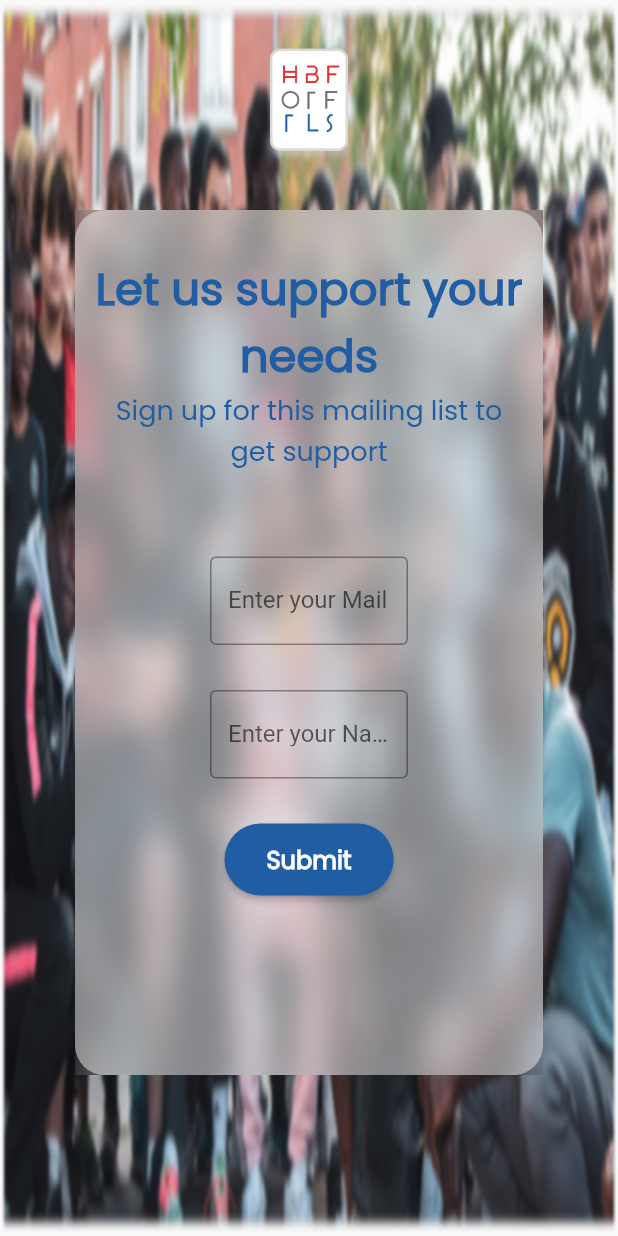
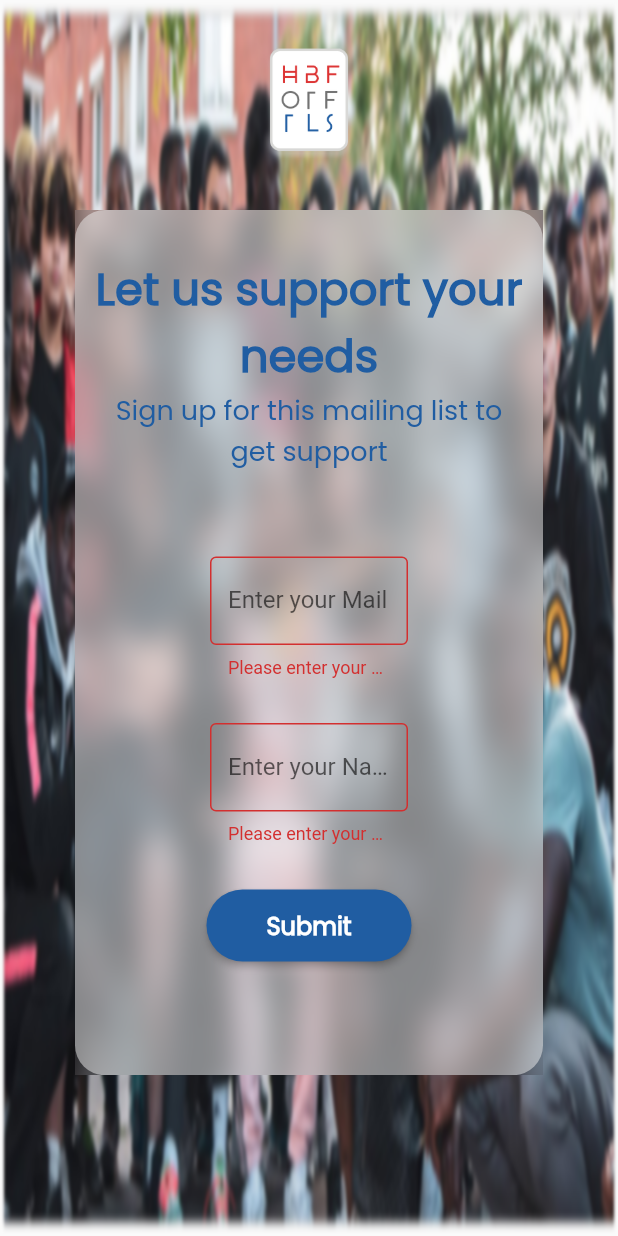
Before and after one commit to ClementPeter/hbf_support_mailing_List, a Flutter app: the SupportPage screen opened directly, after a tap on "Submit", on a phone screen of 412 x 824 dp. Run offline on Flutter 3.47's test engine with Material 2 defaults, Android fonts, the light colour scheme and no system bars; our stand-ins replace form_field_validator.

Commit message:
Refactoring main.dart

```diff
--- a/lib/main.dart
+++ b/lib/main.dart
@@ -8,7 +8,6 @@ void main() {
 
 class MyApp extends StatelessWidget {
   const MyApp({Key? key}) : super(key: key);
-
   // This widget is the root of your application.
   @override
   Widget build(BuildContext context) {
@@ -17,7 +16,6 @@ class MyApp extends StatelessWidget {
       theme: ThemeData(
         primarySwatch: Colors.blue,
       ),
-      //home: const MyHomePage(title: 'Flutter Demo Home Page'),
       home: const MyHomePage(),
     );
   }
--- a/lib/support_page.dart
+++ b/lib/support_page.dart
@@ -150,7 +150,7 @@ class _SupportPageState extends State<SupportPage> {
                                           [
                                             RequiredValidator(
                                               errorText:
-                                                  "Please enter yout mail",
+                                                  "Please enter your mail",
                                             ),
                                             EmailValidator(
                                               errorText:
@@ -202,95 +202,59 @@ class _SupportPageState extends State<SupportPage> {
                                       ),
                                     ),
                                     const SizedBox(height: 30.0),
-                                    // //Register Button
-                                    // GestureDetector(
-                                    // onTap: () {
-                                    //   //emailController.
-                                    //   //print('add email to emails list');
-                                    //   //email = emailController.text;
-                                    //   emails!.add(email!);
-                                    //   names!.add(name!);
-                                    //   print(emails);
-                                    //   print(names);
-                                    // },
-                                    // onTap: () {
-                                    //   emails!.add(emailController.text);
-                                    //   print(emails);
-                                    //   emailController.clear();
-                                    //   print('emails list after clearing');
-                                    //   print(emails);
-                                    //   //if(){},
-                                    // ScaffoldMessenger.of(context).showSnackBar(
-                                    //   const SnackBar(
-                                    //     content: Text("Form Filled"),
-                                    //     duration: Duration(milliseconds: 2000),
-                                    //   ),
-                                    // );
-                                    // },
-                                    //   onTap: submit(),
-                                    //   child: Container(
-                                    //     width: 140.0,
-                                    //     height: 40.0,
-                                    //     decoration: BoxDecoration(
-                                    //       color: const Color(0XFF205DA2),
-                                    //       borderRadius: BorderRadius.circular(30.0),
-                                    //       // color: Colors.grey.shade200.withOpacity(0.5),
-                                    //     ),
-                                    //     child: const Center(
-                                    //       child: Text(
-                                    //         "Submit",
-                                    //         textAlign: TextAlign.center,
-                                    //         style: TextStyle(
-                                    //           fontFamily: 'Poppins',
-                                    //           fontWeight: FontWeight.bold,
-                                    //           fontSize: 16.0,
-                                    //           color: Colors.white,
-                                    //         ),
-                                    //       ),
-                                    //     ),
-                                    //   ),
-                                    // ),
 
                                     ElevatedButton(
                                       style: ElevatedButton.styleFrom(
                                         primary: const Color(
-                                            0XFF205DA2), // background
-                                        //onPrimary: Colors.white, // foreground
+                                          0XFF205DA2,
+                                        ), // background
+
                                         shape: const StadiumBorder(),
                                       ),
                                       onPressed: () {
-                                        // setState(() {
-
-                                        //   //emailController.
-                                        //   // ScaffoldMessenger.of(context)
-                                        //   //     .showSnackBar(
-                                        //   //   const SnackBar(
-                                        //   //     content: Text(
-                                        //   //       "Your Response has been recorded",
-                                        //   //     ),
-                                        //   //     duration:
-                                        //   //         Duration(milliseconds: 2000),
-                                        //   //   ),
-                                        //   //   );
-                                        // });
+                                        setState(() {
+                                          if (formKey.currentState!
+                                              .validate()) {
                                             emails!.add(email!);
-                                        emailController.clear();
-                                        if (formKey.currentState!.validate()) {
+                                            names!.add(name!);
                                             ScaffoldMessenger.of(context)
                                                 .showSnackBar(
                                               const SnackBar(
                                                 content: Text(
                                                   "Your Response has been recorded...We'll get back in a bit",
                                                 ),
-                                              duration:
-                                                  Duration(milliseconds: 2000),
+                                                duration: Duration(
+                                                    milliseconds: 2000),
                                               ),
                                             );
                                           }
-                                        print(emails);
+                                          emailController.clear();
+                                          nameController.clear();
+
+                                          //emailController.
+                                          // ScaffoldMessenger.of(context)
+                                          //     .showSnackBar(
+                                          //   const SnackBar(
+                                          //     content: Text(
+                                          //       "Your Response has been recorded",
+                                          //     ),
+                                          //     duration:
+                                          //         Duration(milliseconds: 2000),
+                                          //   ),
+                                          //   );
+                                        });
+
+                                        print("email: $emails");
+                                        print("name: $names");
+                                        // print(names);
                                       },
                                       child: const Padding(
-                                        padding: EdgeInsets.all(12.0),
+                                        padding: EdgeInsets.only(
+                                          top: 12,
+                                          bottom: 12,
+                                          right: 24,
+                                          left: 24,
+                                        ),
                                         child: Text(
                                           'Submit',
                                           style: TextStyle(
@@ -301,20 +265,8 @@ class _SupportPageState extends State<SupportPage> {
                                           ),
                                         ),
                                       ),
-                                      // style: ElevatedButton.styleFrom(
-                                      //   shape: const StadiumBorder(),
-                                      // ),
                                     ),
-                                    // TextButton(
-                                    //   onPressed: () {
-                                    //     print(
-                                    //         "questionController: ${emailController.text} ...... from text button");
-                                    //     setState(() {
-                                    //       email = emailController.text;
-                                    //     });
-                                    //   },
-                                    //   child: Text("SETSTATE BUTTON"),
-                                    // ),
+
                                     const SizedBox(height: 30.0),
                                   ],
                                 ),
```
Lines whose indentation alone changed are shown as unchanged.
